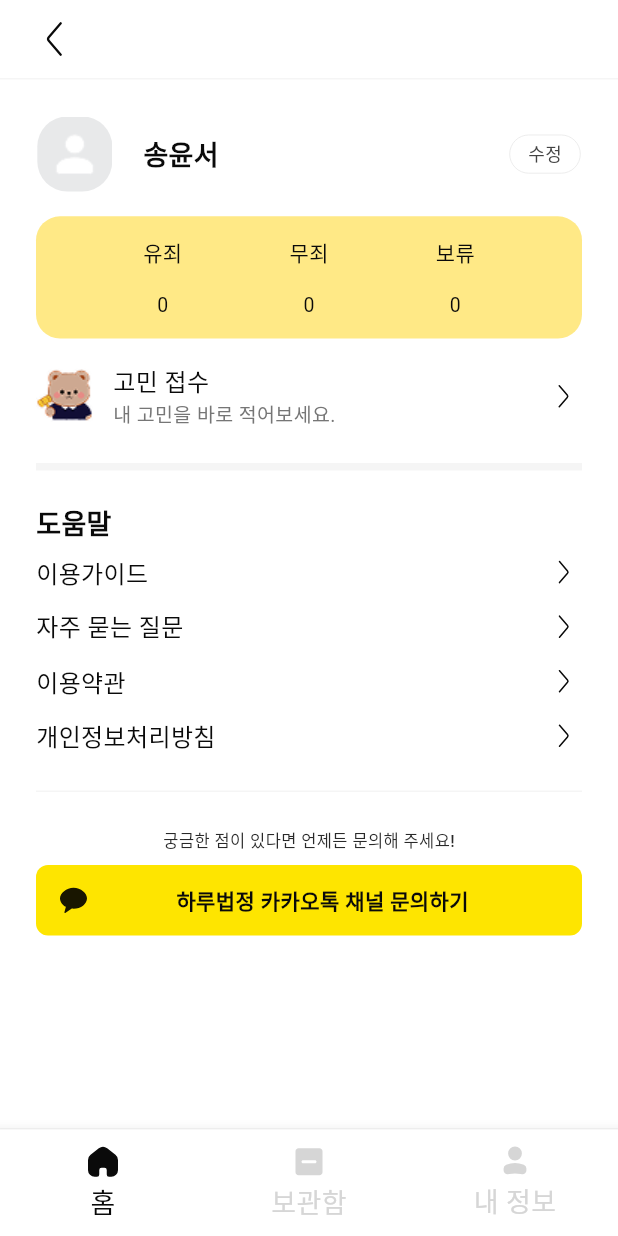
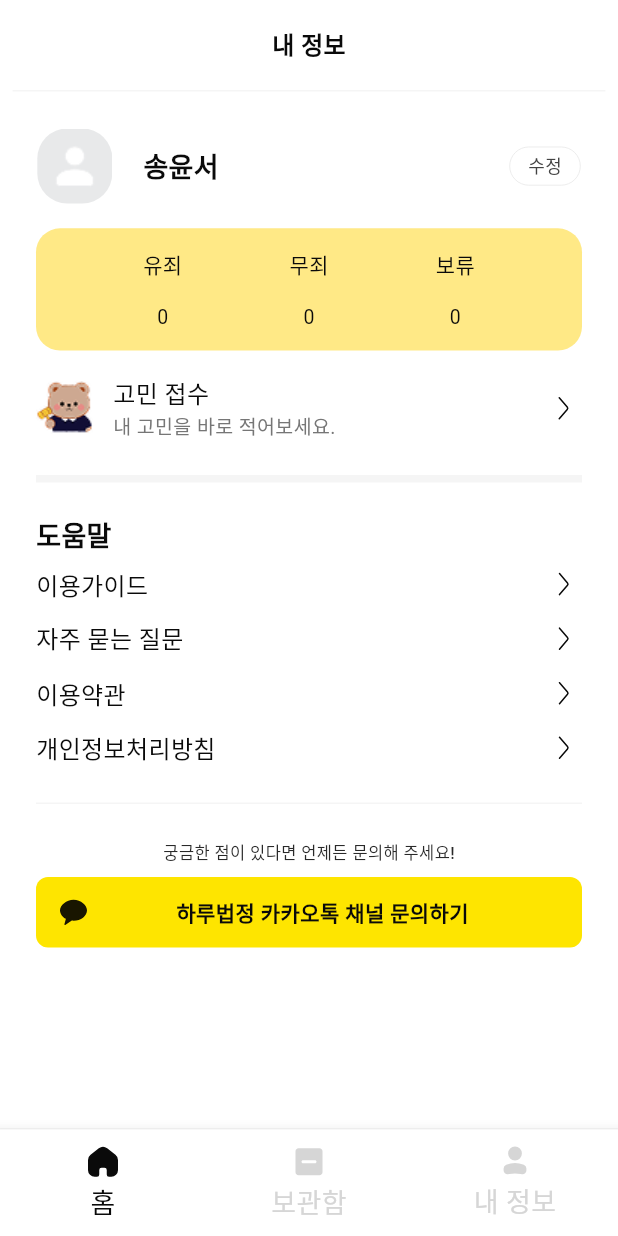
Before and after one commit to HARU-COURT/HARU_APP, a Flutter app: the screen it shows after launch, on a phone screen of 412 x 824 dp. Run offline on Flutter 3.47's test engine with Material 3 defaults, Android fonts, the light colour scheme and no system bars; our stand-ins replace flutter_svg, get; Roboto replaces fonts that are missing (Pretendard).

Commit message:
fix : header 수정

```diff
--- a/lib/screens/mypage.dart
+++ b/lib/screens/mypage.dart
@@ -4,6 +4,7 @@ import 'package:harucourt/app/config/app_text_styles.dart';
 import 'package:harucourt/components/back_header.dart';
 import 'package:flutter_svg/svg.dart';
 import 'package:harucourt/components/bottom_tab_bar.dart';
+import 'package:harucourt/components/text_header.dart';
 
 class Mypage extends StatelessWidget {
   final String name;
@@ -16,7 +17,7 @@ class Mypage extends StatelessWidget {
         backgroundColor: AppColor.white,
         body: Column(
           children: [
-            BackHeader(),
+            TextHeader(title: "내 정보"),
             SizedBox(height: MediaQuery.of(context).size.height * 0.03),
             Expanded(
               child: Padding(
```
